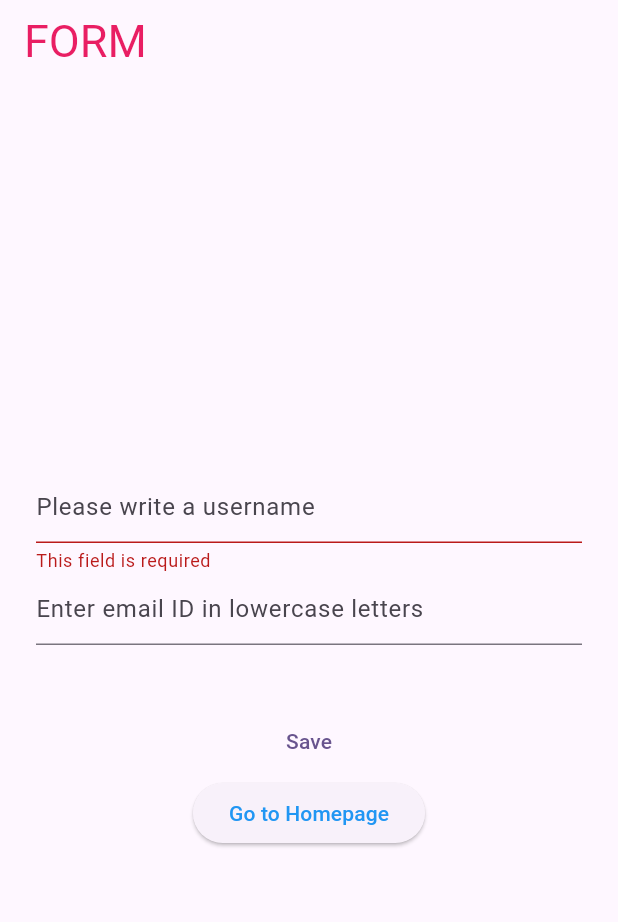
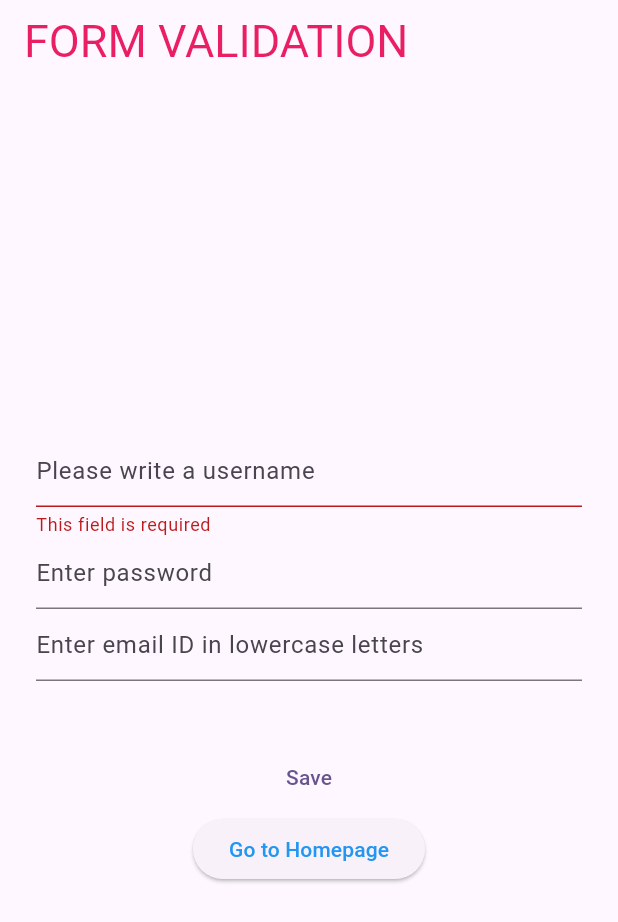
Before and after one commit to ramyarnw/flutter_training, a Flutter app: the screen it shows after launch, after a tap on "Save", on a phone screen of 412 x 824 dp. Shown: the top 922 px of the screen. Run offline on Flutter 3.47's test engine with Material 3 defaults, Android fonts, the phone set to English and light mode, and no system bars.

Commit message:
form validation updation

```diff
--- a/lib/stateful_widget/formvalidation.dart
+++ b/lib/stateful_widget/formvalidation.dart
@@ -32,6 +32,7 @@ class TextFormFieldExample extends StatefulWidget {
 class _TextFormFieldExampleState extends State<TextFormFieldExample> {
   final TextEditingController controller = TextEditingController();
   final TextEditingController controller1 = TextEditingController();
+  final TextEditingController controller2 = TextEditingController();
   final GlobalKey<FormState> formKey = GlobalKey<FormState>();
   String? forceErrorText;
   bool isLoading = false;
@@ -60,9 +61,16 @@ class _TextFormFieldExampleState extends State<TextFormFieldExample> {
     return null;
   }
 
-  /*String? validateMobile(String value) {
+  String? validateMobile(String? value) {
     const pattern = r'(^(?:[+0]9)?[0-9]{10,12}$)';
-    RegExp regExp = new RegExp(pattern);
+    final regex = RegExp(pattern);
+
+    return value!.isNotEmpty && !regex.hasMatch(value)
+        ? 'Enter mobile number'
+        : null;
+  }
+
+  /*RegExp regExp = new RegExp(pattern);
     if (value.length == 0) {
       return 'Please enter mobile number';
     }
@@ -70,8 +78,8 @@ class _TextFormFieldExampleState extends State<TextFormFieldExample> {
       return 'Please enter valid mobile number';
     }
     return null;
-  }
-*/
+  }*/
+
   String? validateEmail(String? value) {
     const pattern = r"(?:[a-z0-9!#$%&'*+/=?^_`{|}~-]+(?:\.[a-z0-9!#$%&'"
         r'*+/=?^_`{|}~-]+)*|"(?:[\x01-\x08\x0b\x0c\x0e-\x1f\x21\x23-\x5b\x5d-'
@@ -122,11 +130,14 @@ class _TextFormFieldExampleState extends State<TextFormFieldExample> {
   Widget build(BuildContext context) {
     return Scaffold(
       appBar: AppBar(
-        title: Text('FORM', style: TextStyle(color: Colors.pink, fontSize: 30
+        title: Text('FORM VALIDATION', style: TextStyle(color: Colors.pink, fontSize: 30
         ),
         ),
       ),
-      body: Padding(
+
+      body: Container(
+
+      child:Padding(
         padding: const EdgeInsets.symmetric(horizontal: 24.0),
         child: Center(
           child: Form(
@@ -143,15 +154,15 @@ class _TextFormFieldExampleState extends State<TextFormFieldExample> {
                   validator: validator,
                   onChanged: onChanged,
                 ),
-                /*TextFormField(
+                TextFormField(
                   forceErrorText: forceErrorText,
-                  controller: controller,
+                  controller: controller2,
                   decoration: const InputDecoration(
                     hintText: 'Enter password',
                   ),
                   validator: validateMobile,
                   onChanged: onChanged,
-                ),*/
+                ),
                 TextFormField(
                   forceErrorText: forceErrorText,
                   controller: controller1,
@@ -187,7 +198,7 @@ class _TextFormFieldExampleState extends State<TextFormFieldExample> {
           ),
         ),
       ),
-    );
+    ));
   }
 }
 
```
Also changed, not shown: lib/main.dart (+13 -1 lines).
